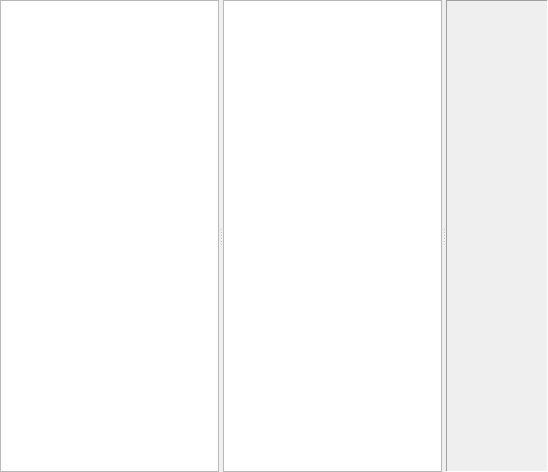
Old version of the form src/CommitExploreWindow.ui in the repository soramimi/Guitar.
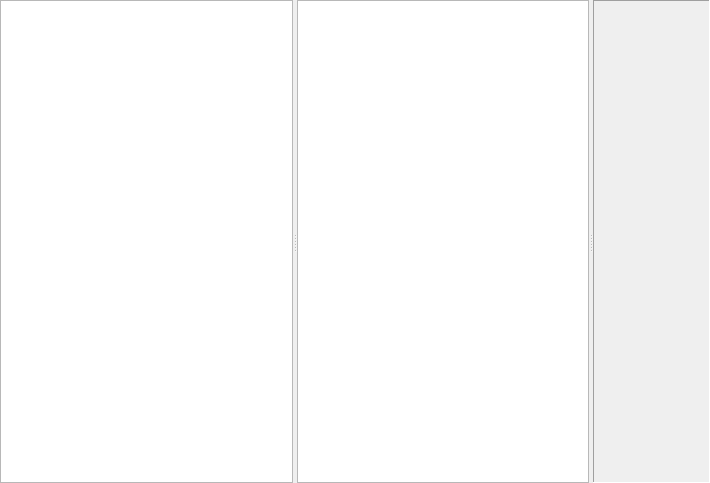
New version of the form. Custom widgets are drawn as their Qt base class.

Commit message: ExploreWindow改良

Patch:
```diff
--- a/src/CommitExploreWindow.ui
+++ b/src/CommitExploreWindow.ui
@@ -6,8 +6,8 @@
    <rect>
     <x>0</x>
     <y>0</y>
-    <width>548</width>
-    <height>472</height>
+    <width>710</width>
+    <height>483</height>
    </rect>
   </property>
   <property name="windowTitle">
```
The commit also changes 1 other file.
